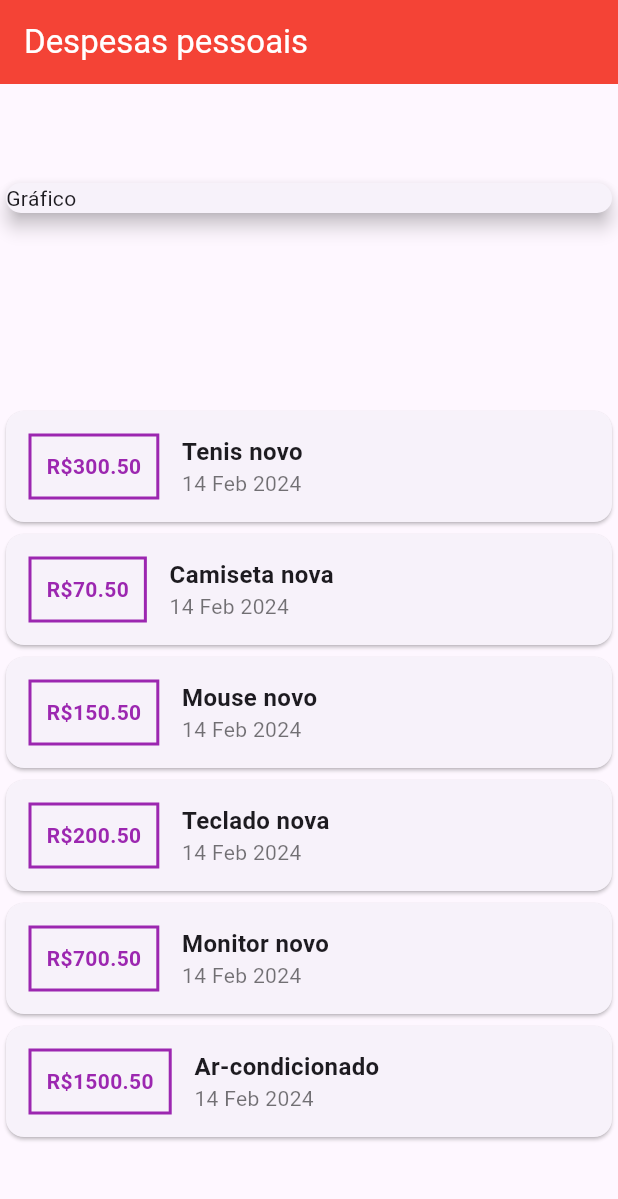
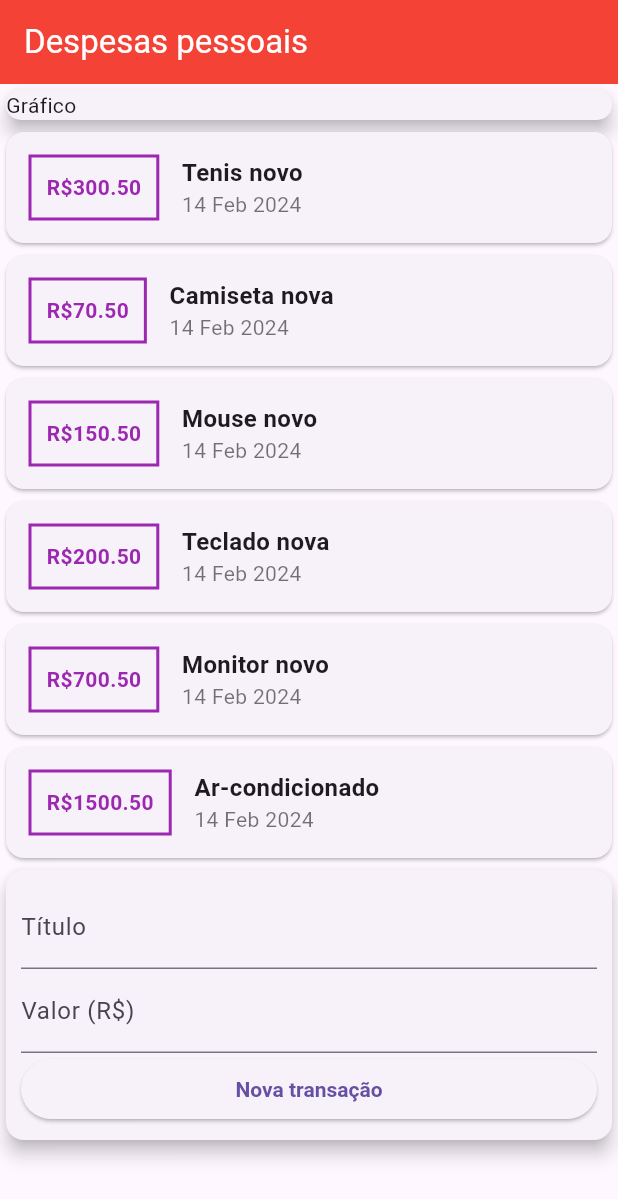
Before and after one commit to gabrielnavas/expenses-flutter-app, a Flutter app: the screen it shows after launch, on a phone screen of 412 x 824 dp. Shown: the top 1199 px of the screen. Run offline on Flutter 3.47's test engine with Material 3 defaults, Android fonts, the phone set to English and light mode, and no system bars.

```diff
--- a/lib/main.dart
+++ b/lib/main.dart
@@ -36,7 +36,8 @@ class MyHomePage extends StatelessWidget {
         date: DateTime.now()),
   ];
 
-  MyHomePage({super.key});
+  final titleController = TextEditingController();
+  final valueController = TextEditingController();
 
   @override
   Widget build(BuildContext context) {
@@ -47,7 +48,6 @@ class MyHomePage extends StatelessWidget {
           backgroundColor: Colors.red,
         ),
         body: Column(
-          mainAxisAlignment: MainAxisAlignment.spaceAround,
           crossAxisAlignment: CrossAxisAlignment.stretch,
           children: [
             Container(
@@ -107,6 +107,44 @@ class MyHomePage extends StatelessWidget {
                       ))
                   .toList(),
             ),
+            Card(
+              elevation: 5,
+              child: Container(
+                padding: EdgeInsets.all(10),
+                child: Column(
+                  children: [
+                    TextField(
+                      controller: titleController,
+                      decoration: InputDecoration(
+                        labelText: 'Título',
+                      ),
+                    ),
+                    TextField(
+                      controller: valueController,
+                      decoration: InputDecoration(
+                        labelText: 'Valor (R\$)',
+                      ),
+                    ),
+                    Container(
+                      width: double.infinity,
+                      child: ElevatedButton(
+                        style: ElevatedButton.styleFrom(
+                          textStyle: const TextStyle(
+                            color: Colors.purple,
+                            fontWeight: FontWeight.bold,
+                          ),
+                        ),
+                        child: Text('Nova transação'),
+                        onPressed: () {
+                          print(titleController.text);
+                          print(valueController.text);
+                        },
+                      ),
+                    )
+                  ],
+                ),
+              ),
+            )
           ],
         ));
   }
```
